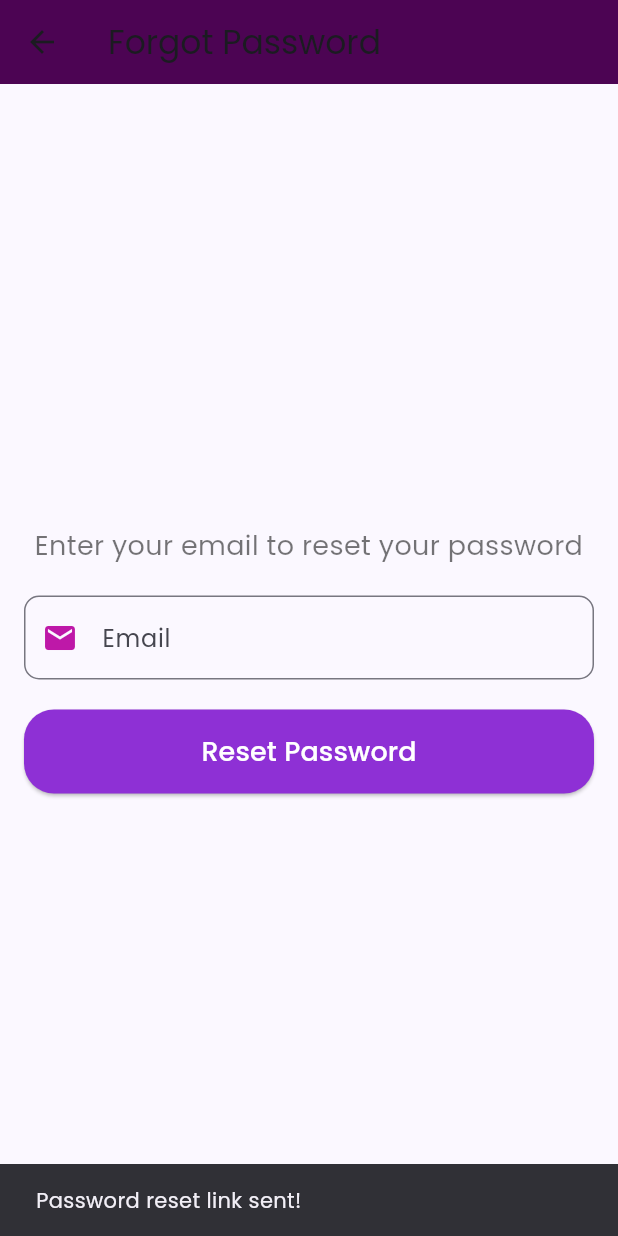
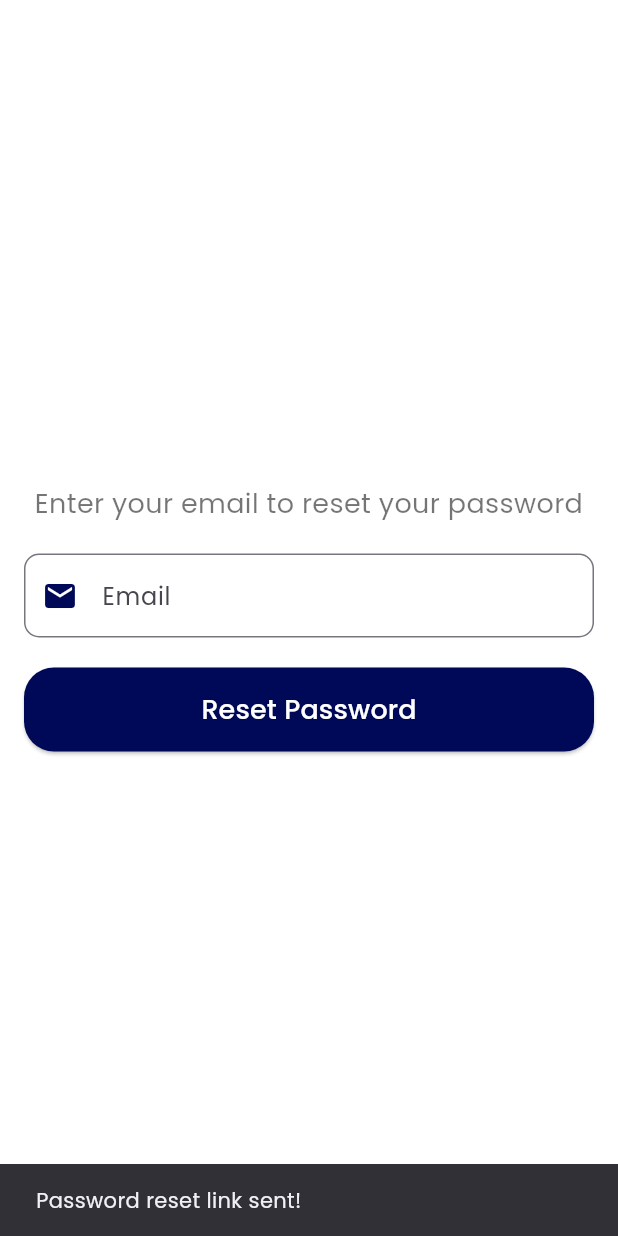
Before and after one commit to Fidhafathma/Financial-Diary, a Flutter app: the ForgotPasswordPage screen opened directly, after a tap on "Reset Password", on a phone screen of 412 x 824 dp. Run offline on Flutter 3.47's test engine with Material 3 defaults, Android fonts, the phone set to English and light mode, and no system bars; our stand-ins replace firebase_auth, firebase_core, google_fonts, local_auth; accounts and stored records are empty.

Commit message:
Update forgotpassword.dart

```diff
--- a/lib/forgotpassword.dart
+++ b/lib/forgotpassword.dart
@@ -1,4 +1,5 @@
 import 'package:flutter/material.dart';
+import 'package:google_fonts/google_fonts.dart';
 
 class ForgotPasswordPage extends StatelessWidget {
   const ForgotPasswordPage({super.key});
@@ -8,10 +9,7 @@ class ForgotPasswordPage extends StatelessWidget {
     final TextEditingController emailController = TextEditingController();
 
     return Scaffold(
-      appBar: AppBar(
-        title: const Text("Forgot Password"),
-        backgroundColor: const Color.fromARGB(255, 76, 4, 83),
-      ),
+      backgroundColor: Colors.white,
       body: Padding(
         padding: const EdgeInsets.all(16.0),
         child: Column(
@@ -20,22 +18,22 @@ class ForgotPasswordPage extends StatelessWidget {
           children: [
             const Text(
               "Enter your email to reset your password",
-              style: TextStyle(fontSize: 18, color: Colors.black54),
+              style: TextStyle(fontSize: 18, color: Colors.black54, fontFamily: 'Poppins'),
               textAlign: TextAlign.center,
             ),
             const SizedBox(height: 20),
             TextField(
               controller: emailController,
               decoration: InputDecoration(
-                labelText: 'Email',
+                labelText: 'Email', labelStyle: TextStyle(fontFamily: 'Poppins'),
                 prefixIcon: const Icon(Icons.email,
-                    color: Color.fromARGB(255, 190, 24, 168)),
+                    color: Color(0xFF000957)),
                 border: OutlineInputBorder(
                   borderRadius: BorderRadius.circular(10),
                 ),
                 focusedBorder: OutlineInputBorder(
                   borderSide: const BorderSide(
-                      color: Color.fromARGB(255, 125, 15, 125)),
+                      color: Color(0xFF000957)),
                   borderRadius: BorderRadius.circular(10),
                 ),
               ),
@@ -45,11 +43,11 @@ class ForgotPasswordPage extends StatelessWidget {
               onPressed: () {
                 // Handle password reset logic
                 ScaffoldMessenger.of(context).showSnackBar(
-                  const SnackBar(content: Text("Password reset link sent!")),
+                  const SnackBar(content: Text("Password reset link sent!", style: TextStyle(fontFamily: 'Poppins'))),
                 );
               },
               style: ElevatedButton.styleFrom(
-                backgroundColor: const Color.fromARGB(255, 142, 48, 213),
+                backgroundColor: const Color(0xFF000957),
                 foregroundColor: Colors.white,
                 shape: RoundedRectangleBorder(
                   borderRadius: BorderRadius.circular(20),
@@ -60,7 +58,7 @@ class ForgotPasswordPage extends StatelessWidget {
               ),
               child: const Text(
                 'Reset Password',
-                style: TextStyle(fontSize: 18),
+                style: TextStyle(fontSize: 18, fontFamily: 'Poppins'),
               ),
             ),
           ],
```
